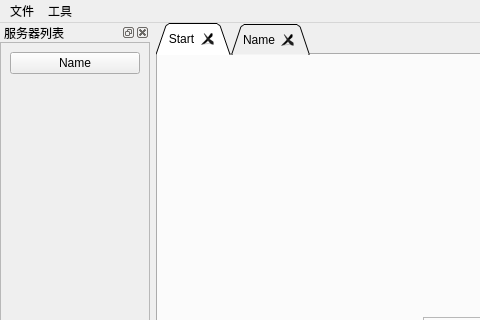
The window that MainWindow/mainwindow.ui (quqiOnfree/MCRCON) describes before a commit, drawn with Qt 5; both pictures show x 0 to 480 and y 0 to 320 of the 1080 by 656 pixel window.
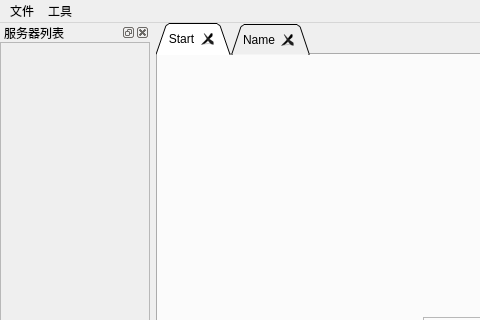
The same window after the commit.

Diff of the .ui file:
```diff
--- a/MainWindow/mainwindow.ui
+++ b/MainWindow/mainwindow.ui
@@ -502,13 +502,6 @@
          </rect>
         </property>
         <layout class="QVBoxLayout" name="verticalLayout_6">
-         <item>
-          <widget class="QPushButton" name="pushButton_6">
-           <property name="text">
-            <string>Name</string>
-           </property>
-          </widget>
-         </item>
          <item>
           <spacer name="verticalSpacer_2">
            <property name="orientation">
```
Left out of the diff: 13 changed lines with no effect on the pictures.
